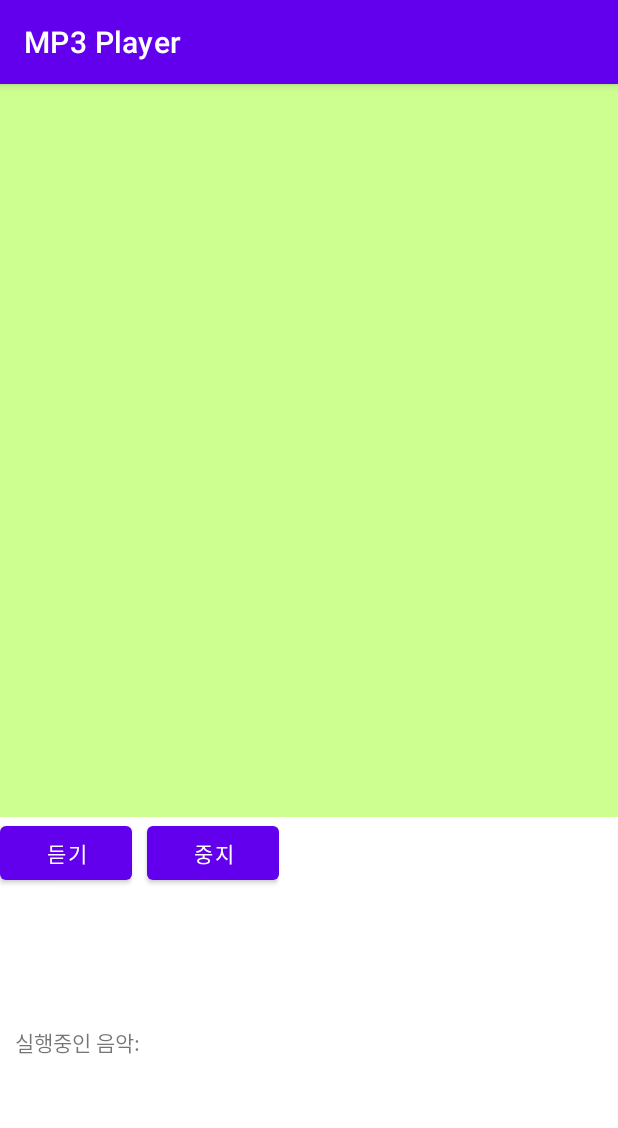
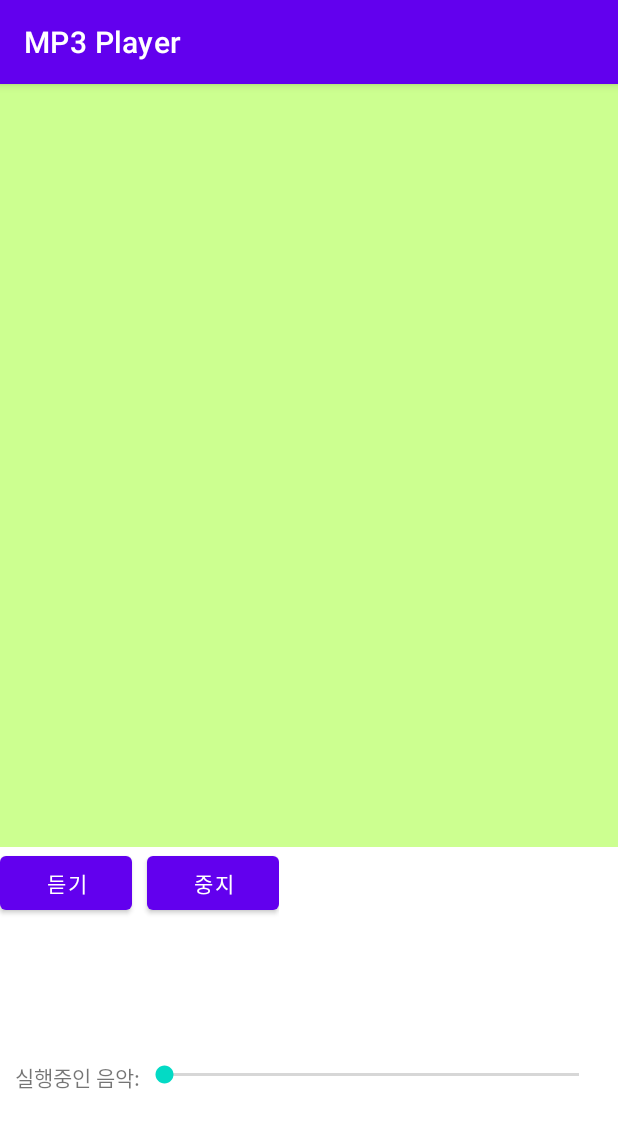
Before and after one commit to koesther0528/Project13_1, an Android app: the screen it shows after launch (MainActivity), on a phone screen of 412 x 824 dp. Shown: the top 1128 px of the screen. Run offline under Robolectric (Android 15) with nearby library versions, the phone set to English and light mode, and no system bars; 4 statements that could not run were skipped.

Commit message:
Edit activity_main.xml(seekBar)

```diff
--- a/app/src/main/res/layout/activity_main.xml
+++ b/app/src/main/res/layout/activity_main.xml
@@ -56,11 +56,10 @@
             android:layout_height="wrap_content"
             android:text="@string/text_music"/>
 
-        <ProgressBar
-            android:id="@+id/progress"
-            android:layout_width="wrap_content"
-            android:layout_height="wrap_content"
-            android:visibility="invisible"/>
+        <SeekBar
+            android:id="@+id/seek1"
+            android:layout_width="match_parent"
+            android:layout_height="wrap_content"/>
 
     </LinearLayout>
 </LinearLayout>
```
